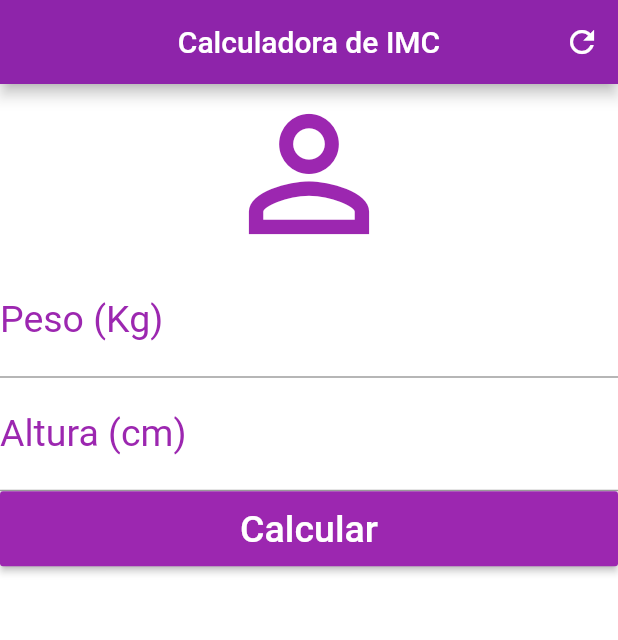
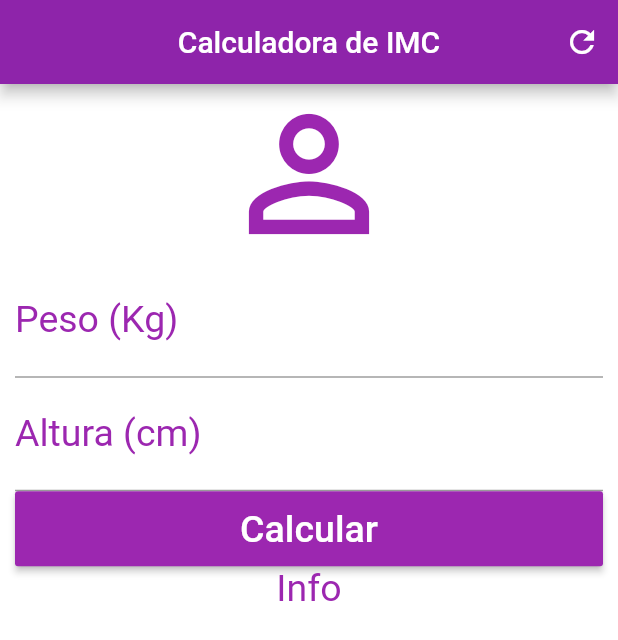
Before and after one commit to MayronSouza/calculadora_imc, a Flutter app: the screen it shows after launch, on a phone screen of 412 x 824 dp. Shown: the top 640 px of the screen. Run offline on Flutter 3.47's test engine with Material 2 defaults, Android fonts, the phone set to English and light mode, and no system bars.

Commit message:
Inserindo um Scroll

```diff
--- a/lib/main.dart
+++ b/lib/main.dart
@@ -31,7 +31,9 @@ class _HomeState extends State<Home> {
         ],
       ),
       backgroundColor: Colors.white,
-      body: Column(
+      body: SingleChildScrollView(
+        padding: EdgeInsets.fromLTRB(10.0, 0.0, 10.0, 0.0),
+        child: Column(
           crossAxisAlignment: CrossAxisAlignment.stretch,
           children: <Widget>[
             Icon(
@@ -79,9 +81,18 @@ class _HomeState extends State<Home> {
                   ),
                 ),
                 color: Colors.purple,
-          )
+              ),
+            ),
+            Text(
+              'Info',
+              textAlign: TextAlign.center,
+              style: TextStyle(
+                color: Colors.purple,
+                fontSize: 25.0,
+              ),
             ),
           ],
+        ),
       ),
     );
   }
```
Lines whose indentation alone changed are shown as unchanged.
